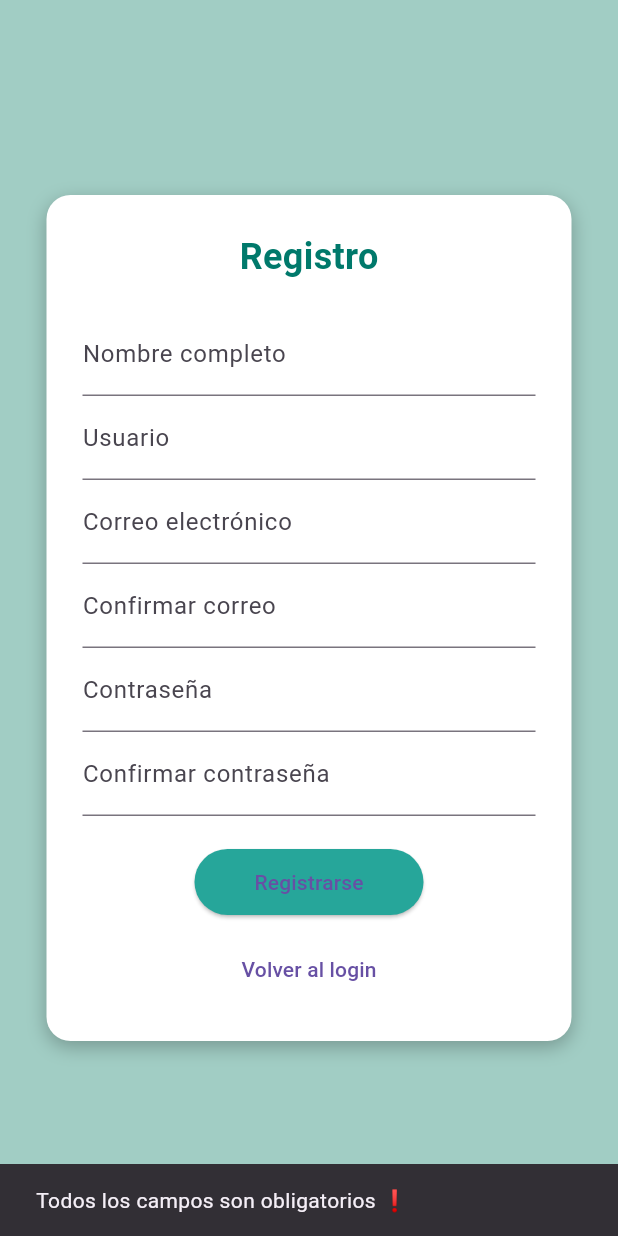
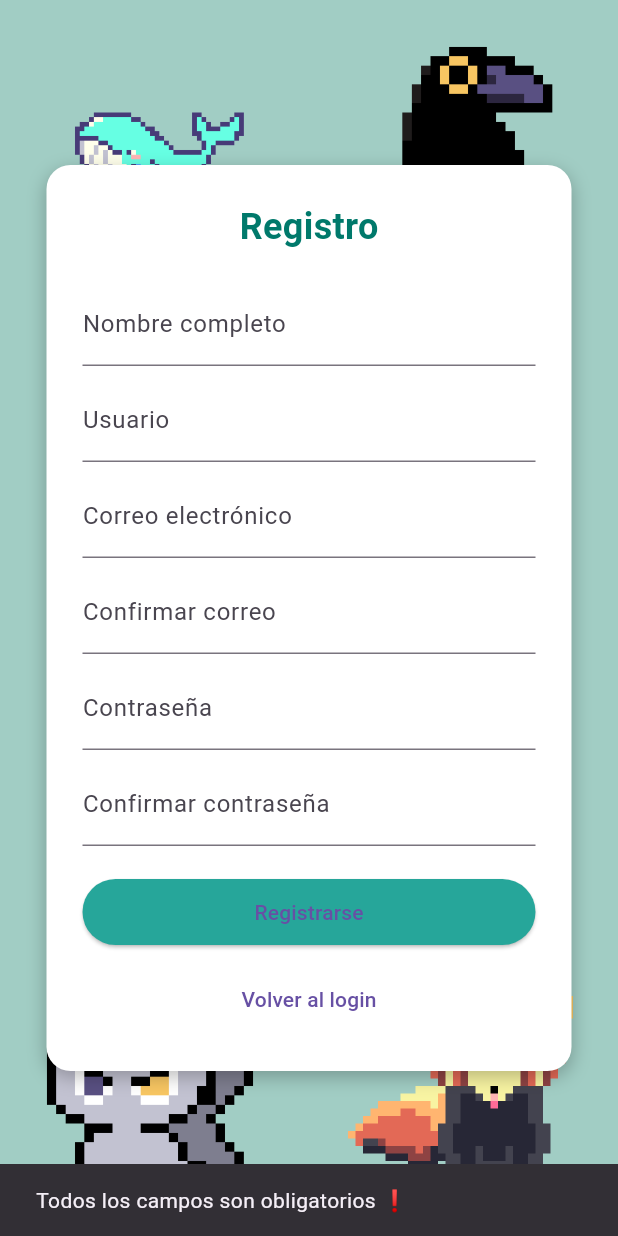
Before and after one commit to LucasNahuelJuarezIrigoyen1203/FLUTTERYECTO, a Flutter app: the RegistroScreen screen opened directly, after a tap on "Registrarse", on a phone screen of 412 x 824 dp. Run offline on Flutter 3.47's test engine with Material 3 defaults, Android fonts, the phone set to English and light mode, and no system bars.

Commit message:
Se puso las mascotas en el login y registro

```diff
--- a/proyectoflutter_front/lib/screens/login_screen.dart
+++ b/proyectoflutter_front/lib/screens/login_screen.dart
@@ -3,6 +3,7 @@ import 'package:http/http.dart' as http;
 import 'dart:convert';
 import 'registro_screen.dart';
 import '../config.dart';
+import '../widgets/corner_animals.dart'; // Asegurate de importar tu widget
 
 class LoginScreen extends StatefulWidget {
   const LoginScreen({super.key});
@@ -28,36 +29,44 @@ class _LoginScreenState extends State<LoginScreen> {
       final response = await http.post(
         Uri.parse('$baseUrl/login'),
         headers: {'Content-Type': 'application/json'},
-        body: jsonEncode({
-          'correo': correo,
-          'contrasena': contrasena,
-        }),
+        body: jsonEncode({'correo': correo, 'contrasena': contrasena}),
       );
+
+      if (!mounted) return;
 
       if (response.statusCode == 200) {
         final data = jsonDecode(response.body);
-        _mostrarMensaje('¡Bienvenido a khroma, un gusto recibirte ${data['nombre']}! 🎉');
-        // ✅ Navegación a la página inicial
+        _mostrarMensaje(
+          '¡Bienvenido a khroma, un gusto recibirte ${data['nombre']}! 🎉',
+        );
         Navigator.pushReplacementNamed(context, '/paginainicial');
       } else {
         _mostrarMensaje('Login fallido: ${response.body} ❌');
       }
     } catch (e) {
+      if (mounted) {
         _mostrarMensaje('Error de conexión: $e ⚠️');
+      }
     }
   }
 
   void _mostrarMensaje(String mensaje) {
-    ScaffoldMessenger.of(context).showSnackBar(
-      SnackBar(content: Text(mensaje)),
-    );
+    ScaffoldMessenger.of(
+      context,
+    ).showSnackBar(SnackBar(content: Text(mensaje)));
   }
 
   @override
   Widget build(BuildContext context) {
     return Scaffold(
       backgroundColor: const Color(0xFFA1CDC4),
-      body: Center(
+      body: Stack(
+        children: [
+          const CornerAnimals(
+            padding: 0,
+            size: 200,
+          ), // 🐾 Animalitos decorativos
+          Center(
             child: Container(
               padding: const EdgeInsets.all(24),
               width: 350,
@@ -128,6 +137,8 @@ class _LoginScreenState extends State<LoginScreen> {
               ),
             ),
           ),
+        ],
+      ),
     );
   }
 }
--- a/proyectoflutter_front/lib/screens/registro_screen.dart
+++ b/proyectoflutter_front/lib/screens/registro_screen.dart
@@ -2,6 +2,7 @@ import 'package:flutter/material.dart';
 import 'package:http/http.dart' as http;
 import 'dart:convert';
 import '../config.dart';
+import '../widgets/corner_animals.dart'; // ajustá la ruta si es necesario
 
 class RegistroScreen extends StatefulWidget {
   const RegistroScreen({super.key});
@@ -17,8 +18,26 @@ class _RegistroScreenState extends State<RegistroScreen> {
   final _confirmEmailController = TextEditingController();
   final _passController = TextEditingController();
   final _confirmPassController = TextEditingController();
+  bool _loading = false;
 
-    void _registrar() async {
+  @override
+  void dispose() {
+    _nombreController.dispose();
+    _userController.dispose();
+    _emailController.dispose();
+    _confirmEmailController.dispose();
+    _passController.dispose();
+    _confirmPassController.dispose();
+    super.dispose();
+  }
+
+  void _mostrarMensaje(String mensaje) {
+    ScaffoldMessenger.of(
+      context,
+    ).showSnackBar(SnackBar(content: Text(mensaje)));
+  }
+
+  Future<void> _registrar() async {
     final nombre = _nombreController.text.trim();
     final usuario = _userController.text.trim();
     final correo = _emailController.text.trim();
@@ -33,14 +52,22 @@ class _RegistroScreenState extends State<RegistroScreen> {
         contrasena.isEmpty ||
         confirmContrasena.isEmpty) {
       _mostrarMensaje('Todos los campos son obligatorios ❗');
-    } else if (correo != confirmCorreo) {
+      return;
+    }
+    if (correo != confirmCorreo) {
       _mostrarMensaje('Los correos no coinciden 📧');
-    } else if (contrasena != confirmContrasena) {
+      return;
+    }
+    if (contrasena != confirmContrasena) {
       _mostrarMensaje('Las contraseñas no coinciden 🔐');
-    } else {
+      return;
+    }
+
+    setState(() => _loading = true);
+
     try {
       final response = await http.post(
-          Uri.parse('$baseUrl/usuarios'), // IP local del backend
+        Uri.parse('$baseUrl/usuarios'),
         headers: {'Content-Type': 'application/json'},
         body: jsonEncode({
           'nombre': nombre,
@@ -52,41 +79,47 @@ class _RegistroScreenState extends State<RegistroScreen> {
 
       if (response.statusCode == 200 || response.statusCode == 201) {
         final data = jsonDecode(response.body);
-        final mensaje = data['mensaje'];
-        final nombre = data['usuario']['nombre'];
-
-        _mostrarMensaje('$mensaje, $nombre! 😎');
+        final mensaje = data['mensaje'] ?? 'Registrado';
+        final nombreResp = data['usuario']?['nombre'] ?? usuario;
+        _mostrarMensaje('$mensaje, $nombreResp! 😎');
         Future.delayed(const Duration(seconds: 2), () {
-          if (mounted) {
-            Navigator.pop(context); // Volver al login
-          }
+          if (mounted) Navigator.pop(context);
         });
       } else {
+        String detalle = 'Algo salió mal';
+        try {
           final error = jsonDecode(response.body);
-        _mostrarMensaje('Error: ${error['detail']}');
+          detalle = error['detail'] ?? error['mensaje'] ?? detalle;
+        } catch (_) {}
+        _mostrarMensaje('Error: $detalle');
       }
-
     } catch (e) {
       _mostrarMensaje('Error de conexión: $e ⚠️');
+    } finally {
+      if (mounted) setState(() => _loading = false);
     }
-    }
-  }
-
-
-  void _mostrarMensaje(String mensaje) {
-    ScaffoldMessenger.of(
-      context,
-    ).showSnackBar(SnackBar(content: Text(mensaje)));
   }
 
   @override
   Widget build(BuildContext context) {
+    final screenWidth = MediaQuery.of(context).size.width;
+    final cardWidth = screenWidth < 400 ? screenWidth * 0.9 : 350.0;
+
     return Scaffold(
-      backgroundColor: const Color(0xFFA1CDC4), // Fondo pastel
-      body: Center(
+      backgroundColor: const Color(0xFFA1CDC4),
+      body: Stack(
+        children: [
+          const IgnorePointer(child: CornerAnimals()),
+          SafeArea(
+            child: Center(
+              child: SingleChildScrollView(
+                padding: const EdgeInsets.symmetric(
+                  horizontal: 16,
+                  vertical: 24,
+                ),
                 child: Container(
                   padding: const EdgeInsets.all(24),
-          width: 350,
+                  width: cardWidth,
                   decoration: BoxDecoration(
                     color: Colors.white,
                     borderRadius: BorderRadius.circular(16),
@@ -112,12 +145,16 @@ class _RegistroScreenState extends State<RegistroScreen> {
                       const SizedBox(height: 20),
                       TextField(
                         controller: _nombreController,
-                decoration: const InputDecoration(labelText: 'Nombre completo'),
+                        decoration: const InputDecoration(
+                          labelText: 'Nombre completo',
                         ),
+                      ),
+                      const SizedBox(height: 8),
                       TextField(
                         controller: _userController,
                         decoration: const InputDecoration(labelText: 'Usuario'),
                       ),
+                      const SizedBox(height: 8),
                       TextField(
                         controller: _emailController,
                         decoration: const InputDecoration(
@@ -125,6 +162,7 @@ class _RegistroScreenState extends State<RegistroScreen> {
                         ),
                         keyboardType: TextInputType.emailAddress,
                       ),
+                      const SizedBox(height: 8),
                       TextField(
                         controller: _confirmEmailController,
                         decoration: const InputDecoration(
@@ -132,11 +170,15 @@ class _RegistroScreenState extends State<RegistroScreen> {
                         ),
                         keyboardType: TextInputType.emailAddress,
                       ),
+                      const SizedBox(height: 8),
                       TextField(
                         controller: _passController,
-                decoration: const InputDecoration(labelText: 'Contraseña'),
+                        decoration: const InputDecoration(
+                          labelText: 'Contraseña',
+                        ),
                         obscureText: true,
                       ),
+                      const SizedBox(height: 8),
                       TextField(
                         controller: _confirmPassController,
                         decoration: const InputDecoration(
@@ -145,8 +187,10 @@ class _RegistroScreenState extends State<RegistroScreen> {
                         obscureText: true,
                       ),
                       const SizedBox(height: 20),
-              ElevatedButton(
-                onPressed: _registrar,
+                      SizedBox(
+                        width: double.infinity,
+                        child: ElevatedButton(
+                          onPressed: _loading ? null : _registrar,
                           style: ElevatedButton.styleFrom(
                             backgroundColor: Colors.teal[400],
                             padding: const EdgeInsets.symmetric(
@@ -154,19 +198,33 @@ class _RegistroScreenState extends State<RegistroScreen> {
                               vertical: 12,
                             ),
                           ),
-                child: const Text('Registrarse'),
+                          child: _loading
+                              ? const SizedBox(
+                                  height: 16,
+                                  width: 16,
+                                  child: CircularProgressIndicator(
+                                    strokeWidth: 2,
+                                    color: Colors.white,
+                                  ),
+                                )
+                              : const Text('Registrarse'),
+                        ),
                       ),
                       const SizedBox(height: 10),
                       TextButton(
-                onPressed: () {
-                  Navigator.pop(context);
-                },
+                        onPressed: _loading
+                            ? null
+                            : () => Navigator.pop(context),
                         child: const Text('Volver al login'),
                       ),
                     ],
                   ),
                 ),
               ),
+            ),
+          ),
+        ],
+      ),
     );
   }
 }
--- /dev/null
+++ b/proyectoflutter_front/lib/widgets/corner_animals.dart
@@ -0,0 +1,48 @@
+import 'package:flutter/material.dart';
+
+class CornerAnimals extends StatelessWidget {
+  final double padding;
+  final double size;
+
+  const CornerAnimals({super.key, this.padding = 0.0, this.size = 200.0});
+
+  @override
+  Widget build(BuildContext context) {
+    return Stack(
+      children: [
+        Positioned(
+          top: padding,
+          left: padding,
+          child: AnimalImage(path: 'assets/images/ballena.png', size: size),
+        ),
+        Positioned(
+          top: padding,
+          right: padding,
+          child: AnimalImage(path: 'assets/images/cuervo.png', size: size),
+        ),
+        Positioned(
+          bottom: padding,
+          left: padding,
+          child: AnimalImage(path: 'assets/images/gato.png', size: size),
+        ),
+        Positioned(
+          bottom: padding,
+          right: padding,
+          child: AnimalImage(path: 'assets/images/panda_rojo.png', size: size),
+        ),
+      ],
+    );
+  }
+}
+
+class AnimalImage extends StatelessWidget {
+  final String path;
+  final double size;
+
+  const AnimalImage({required this.path, this.size = 80.0, super.key});
+
+  @override
+  Widget build(BuildContext context) {
+    return Image.asset(path, width: size, height: size, fit: BoxFit.contain);
+  }
+}
```
Also changed, not shown: proyectoflutter_front/pubspec.yaml (+4 -70 lines), proyectoflutter_front/assets/images/ballena.png (added), proyectoflutter_front/assets/images/cuervo.png (added), proyectoflutter_front/assets/images/gato.png (added), proyectoflutter_front/assets/images/panda_rojo.png (added), proyectoflutter_front/pubspec.lock. Lines whose indentation alone changed are shown as unchanged.
